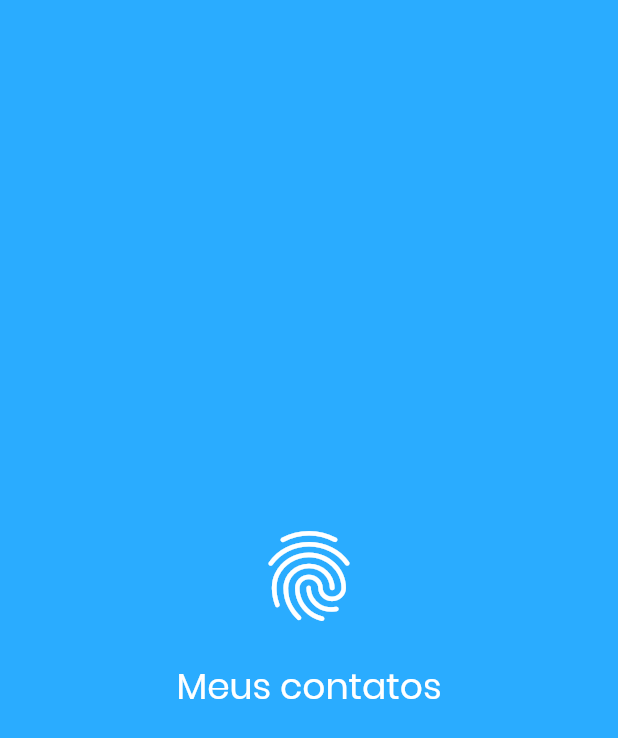
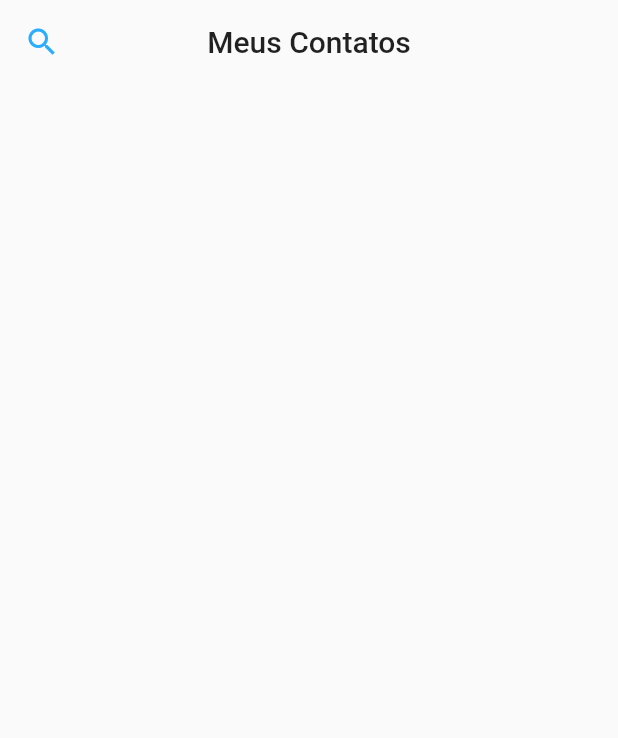
Before and after one commit to RaphaelVasconcelos/contacts, a Flutter app: the screen it shows after launch, on a phone screen of 412 x 824 dp. Shown: the top 738 px of the screen. Run offline on Flutter 3.47's test engine with Material 2 defaults, Android fonts, the phone set to English and light mode, and no system bars.

Commit message:
Adicionando home view do android

```diff
--- a/lib/android/android.app.dart
+++ b/lib/android/android.app.dart
@@ -1,5 +1,5 @@
 import 'package:contacts/android/styles.dart';
-import 'package:contacts/android/views/splash.view.dart';
+import 'package:contacts/android/views/home.view.dart';
 import 'package:flutter/material.dart';
 
 class AndroidApp extends StatelessWidget {
@@ -9,7 +9,7 @@ class AndroidApp extends StatelessWidget {
       debugShowCheckedModeBanner: false,
       title: 'Contacts',
       theme: androidTheme(),
-      home: SplashView(),
+      home: HomeView(),
     );
   }
 }
--- /dev/null
+++ b/lib/android/views/home.view.dart
@@ -0,0 +1,19 @@
+import 'package:flutter/material.dart';
+
+class HomeView extends StatelessWidget {
+  @override
+  Widget build(BuildContext context) {
+    return Scaffold(
+      appBar: AppBar(
+        backgroundColor: Colors.transparent,
+        elevation: 0,
+        title: Text("Meus Contatos"),
+        centerTitle: true,
+        leading: FlatButton(
+          onPressed: () {},
+          child: Icon(Icons.search, color: Theme.of(context).primaryColor),
+        ),
+      ),
+    );
+  }
+}
```
